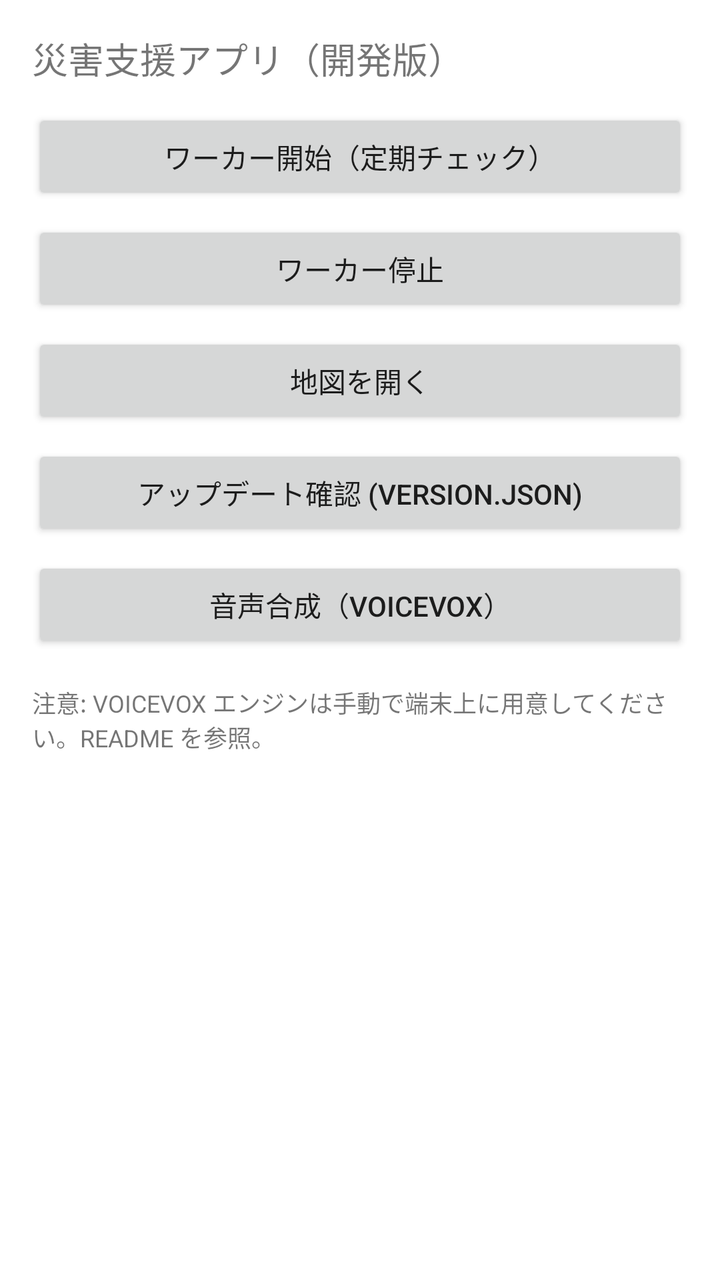
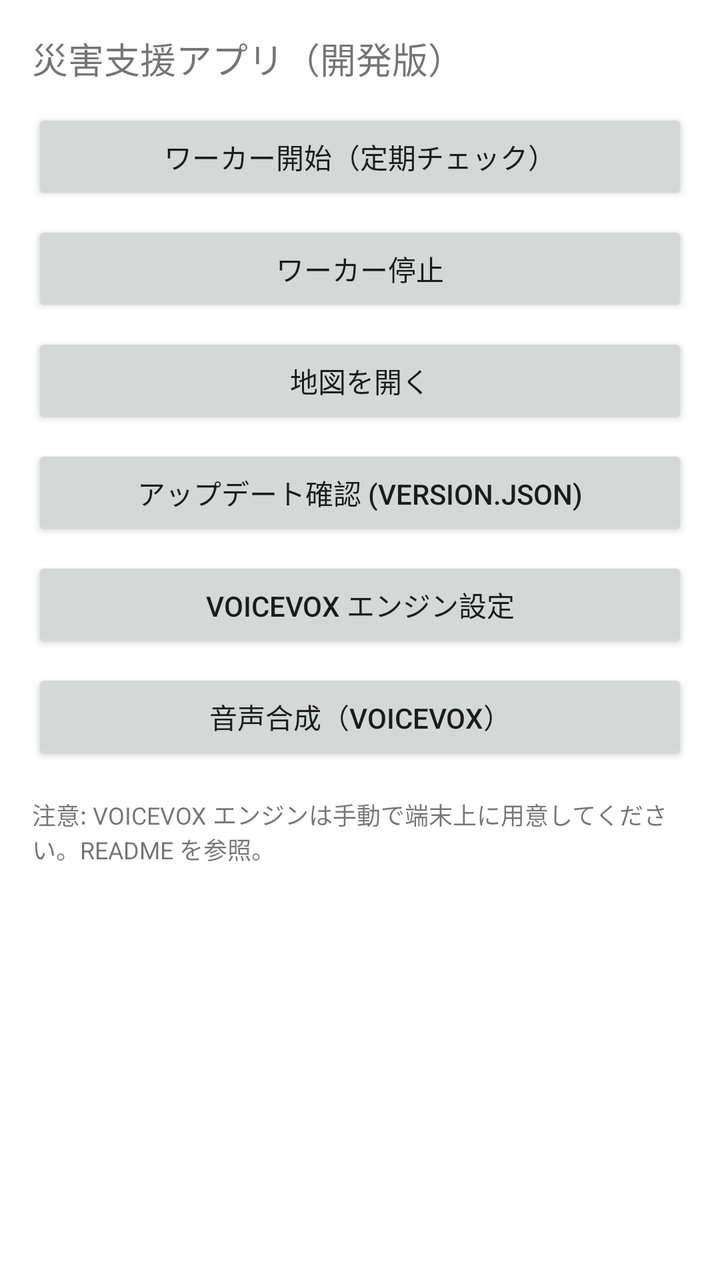

An Android layout rendered at two revisions. The XML below is the earlier revision; the diff shows what the commit changed to produce the second picture.
<!-- AndroidManifest.xml: fallback theme Theme.MaterialComponents.DayNight.NoActionBar -->
<!-- res/layout/activity_main.xml -->
<?xml version="1.0" encoding="utf-8"?>
<LinearLayout xmlns:android="http://schemas.android.com/apk/res/android"
    android:orientation="vertical"
    android:layout_width="match_parent"
    android:layout_height="match_parent"
    android:padding="16dp">

    <TextView
        android:layout_width="wrap_content"
        android:layout_height="wrap_content"
        android:text="災害支援アプリ（開発版）"
        android:textSize="18sp"
        android:layout_marginBottom="12dp" />

    <Button
        android:id="@+id/btn_start_worker"
        android:layout_width="match_parent"
        android:layout_height="wrap_content"
        android:text="ワーカー開始（定期チェック）" />

    <Button
        android:id="@+id/btn_stop_worker"
        android:layout_width="match_parent"
        android:layout_height="wrap_content"
        android:text="ワーカー停止"
        android:layout_marginTop="8dp" />

    <Button
        android:id="@+id/btn_open_map"
        android:layout_width="match_parent"
        android:layout_height="wrap_content"
        android:text="地図を開く"
        android:layout_marginTop="8dp" />

    <Button
        android:id="@+id/btn_check_update"
        android:layout_width="match_parent"
        android:layout_height="wrap_content"
        android:text="アップデート確認 (version.json)"
        android:layout_marginTop="8dp" />

    <Button
        android:id="@+id/btn_synthesize"
        android:layout_width="match_parent"
        android:layout_height="wrap_content"
        android:text="音声合成（VOICEVOX）"
        android:layout_marginTop="8dp" />

    <TextView
        android:layout_width="wrap_content"
        android:layout_height="wrap_content"
        android:text="注意: VOICEVOX エンジンは手動で端末上に用意してください。README を参照。"
        android:layout_marginTop="16dp"
        android:textSize="12sp" />

</LinearLayout>
<!-- resources referenced by this layout -->
<resources>

</resources>

<!-- the commit's change to res/layout/activity_main.xml (unified diff, before → after) -->
@@ -40,6 +40,13 @@
         android:layout_marginTop="8dp" />
 
     <Button
+        android:id="@+id/btn_engine_settings"
+        android:layout_width="match_parent"
+        android:layout_height="wrap_content"
+        android:text="VOICEVOX エンジン設定"
+        android:layout_marginTop="8dp" />
+
+    <Button
         android:id="@+id/btn_synthesize"
         android:layout_width="match_parent"
         android:layout_height="wrap_content"
